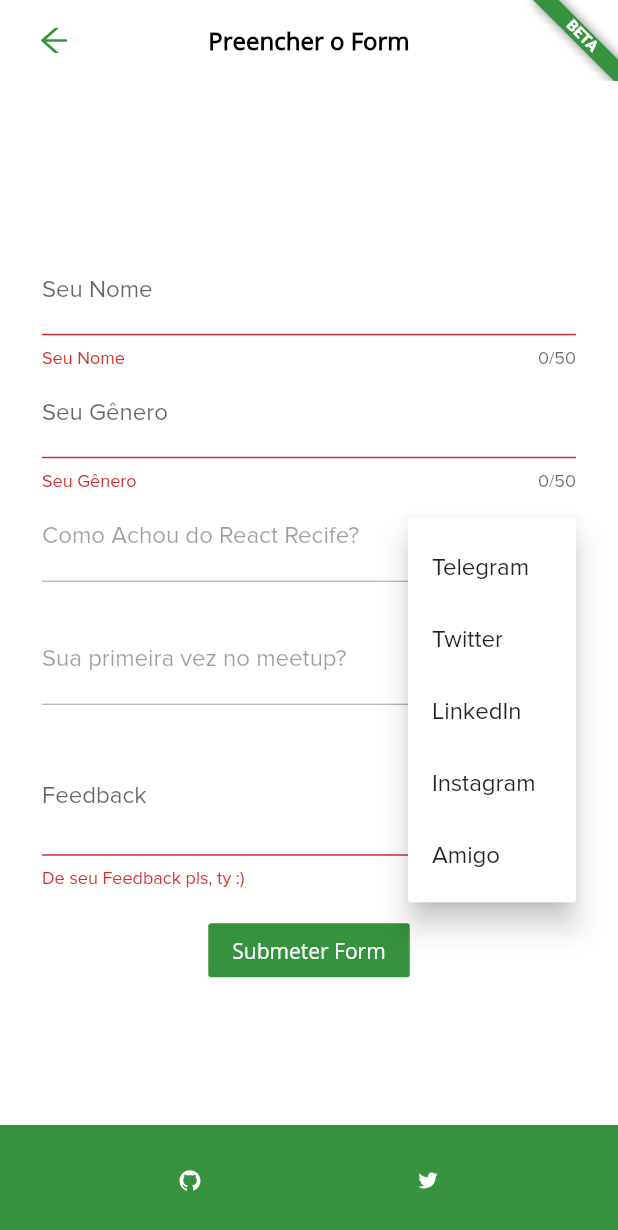
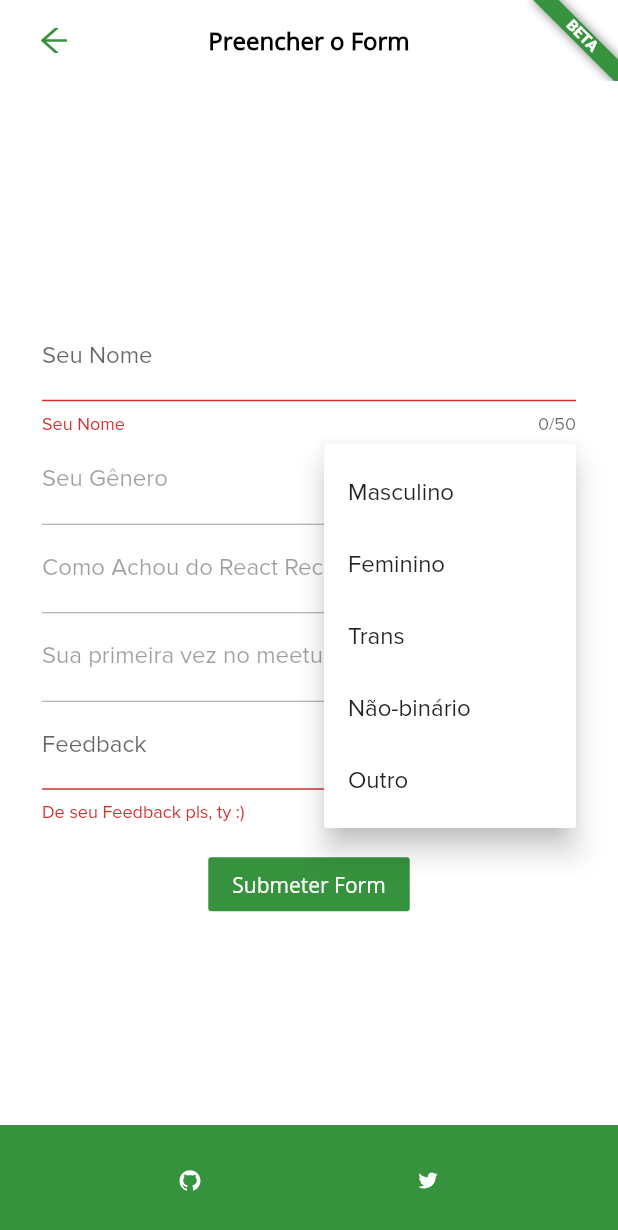
Before and after one commit to samuelematias/Formpad, a Flutter app: the FormPage screen opened by its route, after a tap on "Submeter Form", after a tap on the "arrow drop down" icon, on a phone screen of 412 x 824 dp. Shown: the top 1230 px of the screen. Run offline on Flutter 3.47's test engine with Material 2 defaults, Android fonts, the phone set to English and light mode, and no system bars; our stand-ins replace flutter_icons.

Commit message:
update FormPage

```diff
--- a/lib/src/ui/form/form_page.dart
+++ b/lib/src/ui/form/form_page.dart
@@ -33,12 +33,21 @@ class _FormPageState extends State<FormPage> {
     'Não',
   ];
 
+  List<String> genreItems = [
+    'Masculino',
+    'Feminino',
+    'Trans',
+    'Não-binário',
+    'Outro',
+  ];
+
   bool _isLoading = false;
 
   void _submitForm() {
     if (_formKey.currentState.validate() &&
         howFindController.text.isNotEmpty &&
-        firstMeetupController.text.isNotEmpty) {
+        firstMeetupController.text.isNotEmpty &&
+        genreController.text.isNotEmpty) {
       setState(() {
         _isLoading = true;
       });
@@ -51,7 +60,6 @@ class _FormPageState extends State<FormPage> {
       );
 
       final FormApi formApi = FormApi((String response) {
-        if (response == FormApi.STATUS_SUCCESS) {
         _showFlashMessage(
           "Form Submetido :D !",
           position: FlashPosition.top,
@@ -64,30 +72,7 @@ class _FormPageState extends State<FormPage> {
         setState(() {
           _isLoading = false;
         });
-        }
-        // else if (response == FormApi.STATUS_ERROR) {
-        //   _showFlashMessage(
-        //     "Ops! Erro ao Submeter o Form, Tente novamente.",
-        //     position: FlashPosition.top,
-        //   );
-        //   setState(() {
-        //     _isLoading = false;
-        //   });
-        // }
-        else {
-          _showFlashMessage(
-            "Ops! Tente novamente. $response",
-            position: FlashPosition.top,
-          );
-          setState(() {
-            _isLoading = false;
       });
-        }
-      });
-      _showFlashMessage(
-        "Submetendo Form...",
-        position: FlashPosition.top,
-      );
       formApi.submitForm(formModel);
     } else {
       _showFlashMessage(
@@ -239,27 +224,26 @@ class _FormPageState extends State<FormPage> {
                 }
                 return null;
               },
+              keyboardType: TextInputType.text,
               decoration: InputDecoration(labelText: 'Seu Nome'),
             ),
-            TextFormField(
+            Dropdown(
               controller: genreController,
-              enabled: !_isLoading,
-              maxLength: 50,
-              validator: (value) {
-                if (value.isEmpty) {
-                  return 'Seu Gênero';
-                }
-                return null;
-              },
+              field: TextFormField(
+                controller: genreController,
+                enabled: false,
                 keyboardType: TextInputType.text,
-              decoration: InputDecoration(labelText: 'Seu Gênero'),
+                decoration: InputDecoration(
+                  labelText: 'Seu Gênero',
+                ),
+              ),
+              items: genreItems,
             ),
             Dropdown(
               controller: howFindController,
               field: TextFormField(
                 controller: howFindController,
                 enabled: false,
-                maxLength: 50,
                 keyboardType: TextInputType.text,
                 decoration: InputDecoration(
                   labelText: 'Como Achou do React Recife?',
@@ -272,7 +256,6 @@ class _FormPageState extends State<FormPage> {
               field: TextFormField(
                 controller: firstMeetupController,
                 enabled: false,
-                maxLength: 50,
                 keyboardType: TextInputType.text,
                 decoration: InputDecoration(
                   labelText: 'Sua primeira vez no meetup?',
@@ -283,15 +266,15 @@ class _FormPageState extends State<FormPage> {
             TextFormField(
               controller: feedbackController,
               enabled: !_isLoading,
-              maxLength: 150,
-              maxLines: 2,
+              maxLength: 100,
+              maxLines: 1,
               validator: (value) {
                 if (value.isEmpty) {
                   return 'De seu Feedback pls, ty :)';
                 }
                 return null;
               },
-              keyboardType: TextInputType.multiline,
+              keyboardType: TextInputType.text,
               decoration: InputDecoration(labelText: 'Feedback'),
             ),
           ],
```
Lines whose indentation alone changed are shown as unchanged.
